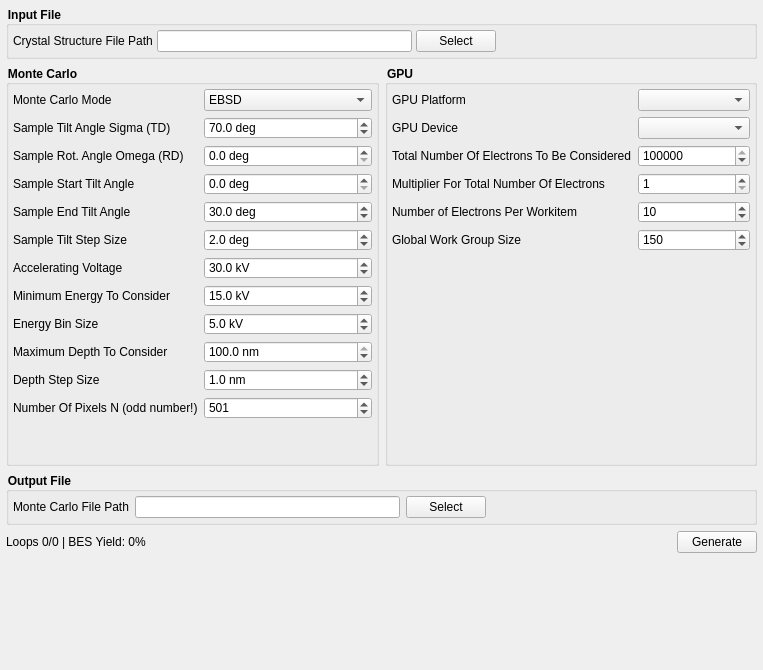
Qt form Source/EMsoftWorkbench/Workbench/Modules/MonteCarloSimulationModule/UI_Files/MonteCarloSimulation_UI.ui (marcdegraef/EMsoft) before a commit.
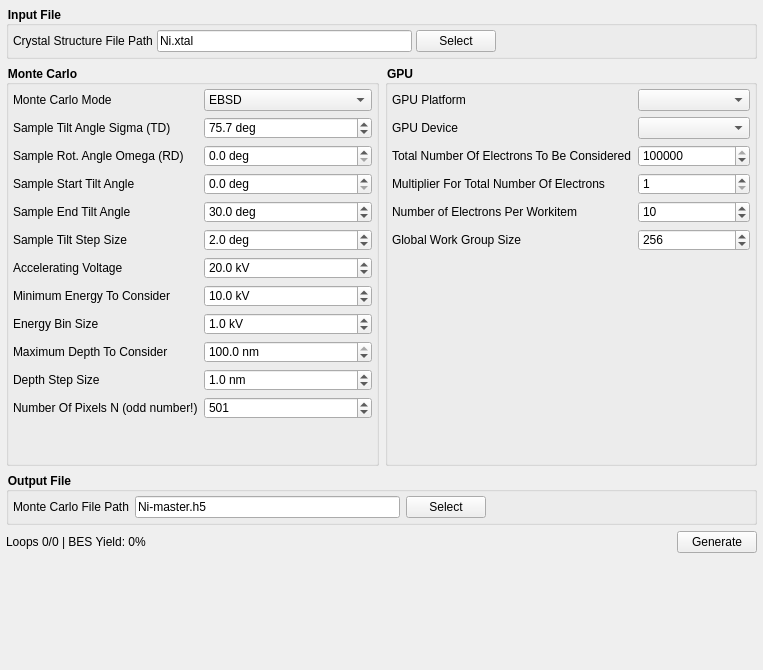
The same form after that commit.

Commit message:
Update MonteCarlo and MasterPattern to write out NML data sets to HDF5
* Before the code was writing JSON data array which has not been fully implemented
inside of EMsoft at a low level
* Default values for the gui should allow a user to index the sample data set from EDAX
that can be downloaded.

The edit to the form file:
```diff
--- a/Source/EMsoftWorkbench/Workbench/Modules/MonteCarloSimulationModule/UI_Files/MonteCarloSimulation_UI.ui
+++ b/Source/EMsoftWorkbench/Workbench/Modules/MonteCarloSimulationModule/UI_Files/MonteCarloSimulation_UI.ui
@@ -189,7 +189,7 @@
          <double>0.100000000000000</double>
         </property>
         <property name="value">
-         <double>30.000000000000000</double>
+         <double>20.000000000000000</double>
         </property>
        </widget>
       </item>
@@ -328,7 +328,7 @@
          <number>1</number>
         </property>
         <property name="value">
-         <double>15.000000000000000</double>
+         <double>10.000000000000000</double>
         </property>
        </widget>
       </item>
@@ -354,7 +354,7 @@
          <number>1</number>
         </property>
         <property name="value">
-         <double>5.000000000000000</double>
+         <double>1.000000000000000</double>
         </property>
        </widget>
       </item>
@@ -397,7 +397,7 @@
          <double>0.100000000000000</double>
         </property>
         <property name="value">
-         <double>70.000000000000000</double>
+         <double>75.700000000000003</double>
         </property>
        </widget>
       </item>
@@ -506,7 +506,7 @@
          <number>1024</number>
         </property>
         <property name="value">
-         <number>150</number>
+         <number>256</number>
         </property>
        </widget>
       </item>
@@ -616,7 +616,7 @@
       <item row="0" column="1">
        <widget class="QLineEdit" name="csFilePathLE">
         <property name="text">
-         <string notr="true"/>
+         <string notr="true">Ni.xtal</string>
         </property>
         <property name="placeholderText">
          <string/>
@@ -661,7 +661,7 @@
       <item row="0" column="1">
        <widget class="QLineEdit" name="mcFilePathLE">
         <property name="text">
-         <string notr="true"/>
+         <string notr="true">Ni-master.h5</string>
         </property>
        </widget>
       </item>
```
Left out of the diff: 2 changed lines with no effect on the pictures. The commit also changes 16 other files.
